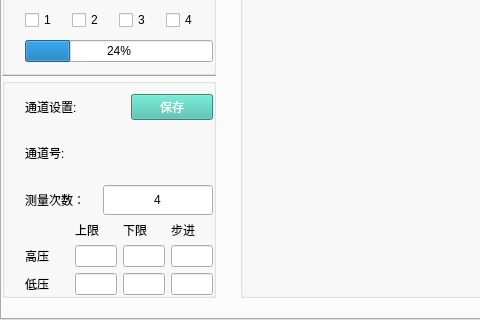
Above: Demo/desystemtestwidget.ui from 13438120136/XDemo before the change; both pictures show x 0 to 480 and y 252 to 572 of the 615 by 572 pixel window. Below: the same form after it.
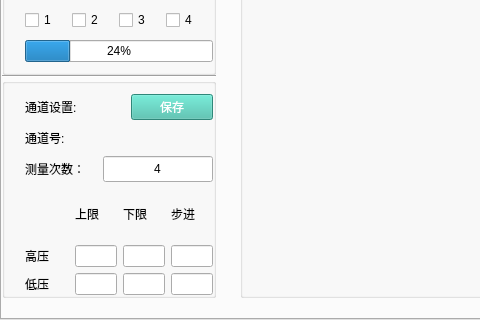
That is the form after the change. Icons and pictures are not drawn. Custom widgets are drawn as their Qt base class.

```diff
--- a/Demo/desystemtestwidget.ui
+++ b/Demo/desystemtestwidget.ui
@@ -1182,7 +1182,7 @@
    min-width:108px;
    max-width:108px;
    min-height:24px;
-   max-hegith:24px;
+   max-height:24px;
 }
 </string>
                   </property>
@@ -1213,7 +1213,7 @@
    min-width:108px;
    max-width:108px;
    min-height:24px;
-   max-hegith:24px;
+   max-height:24px;
 }</string>
                   </property>
                   <property name="text">
```
Left out of the diff: 2 changed lines with no effect on the pictures.
